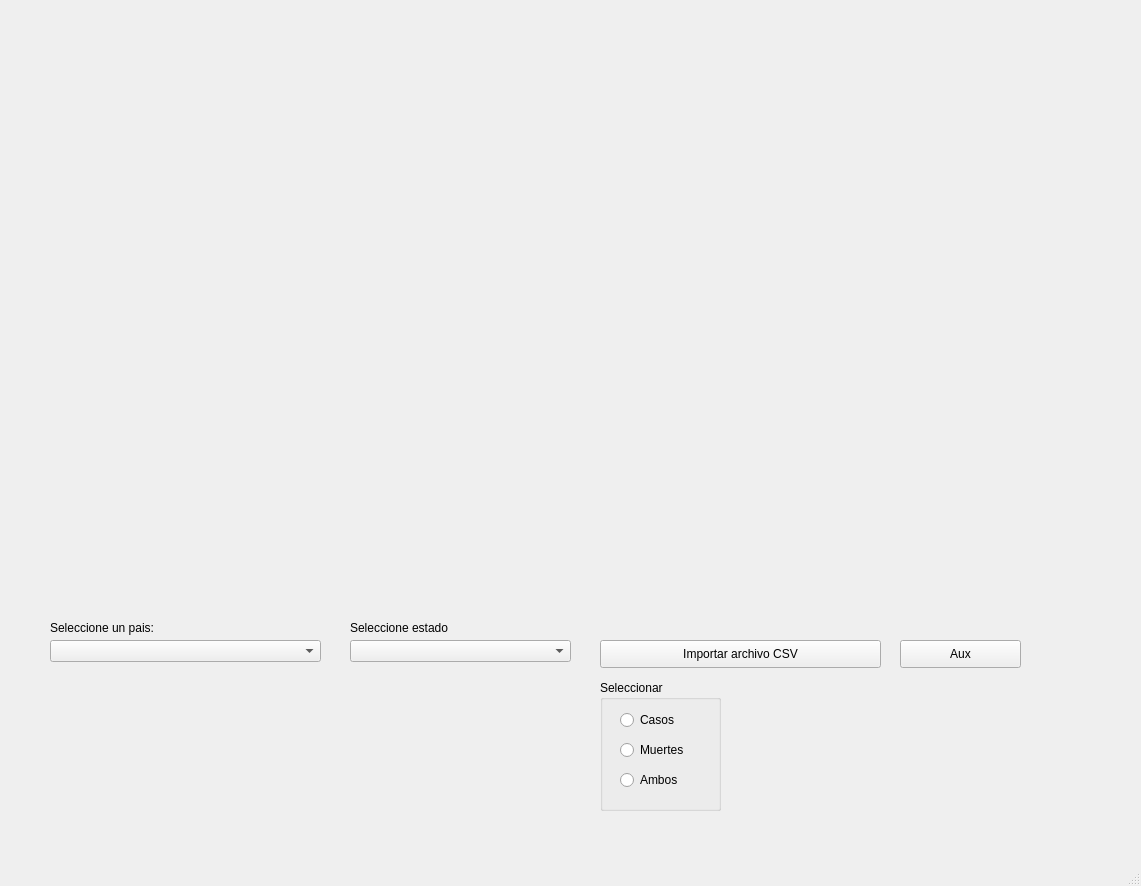
CristianGaona/Covid-19-python-QtDesigner, file src/appMain.ui: the form before one commit.
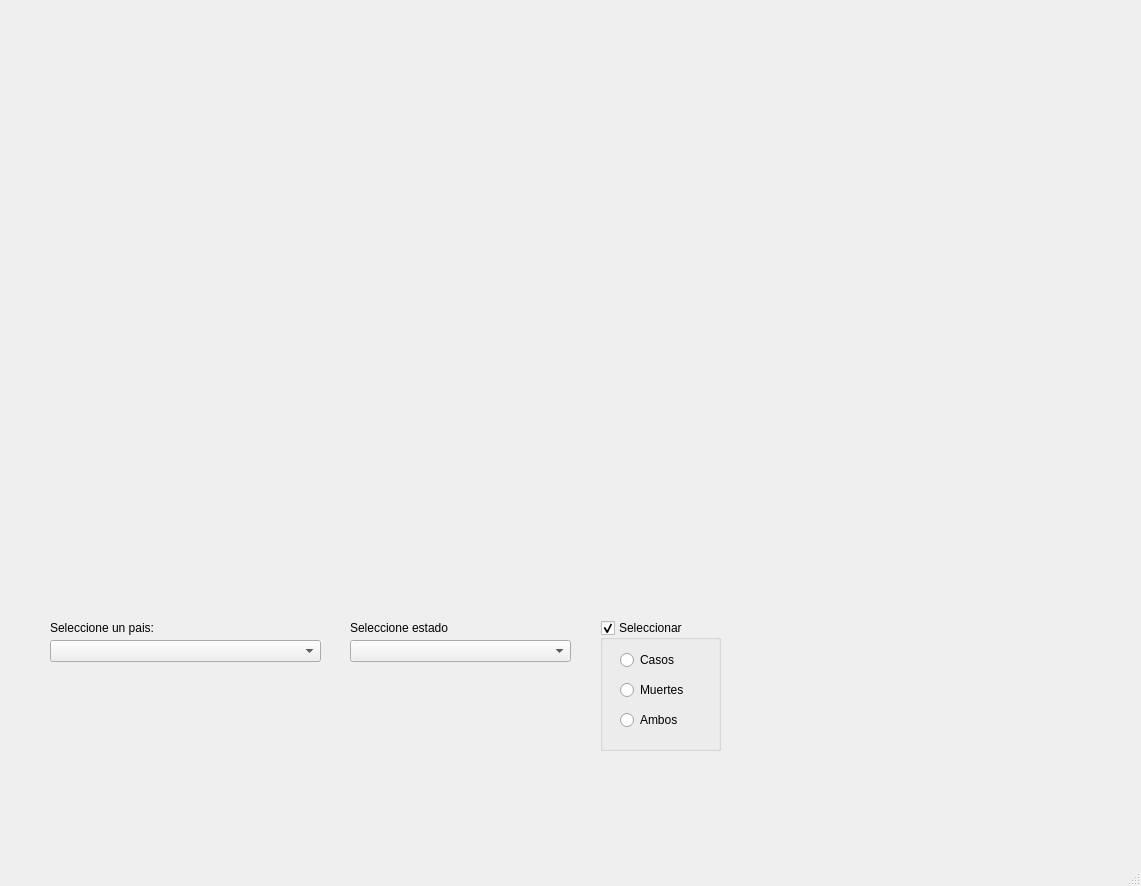
The form after the commit. Custom widgets are drawn as their Qt base class.

Commit message: Agregando gráficas de Estados por casos y muertes

```diff
--- a/src/appMain.ui
+++ b/src/appMain.ui
@@ -24,19 +24,6 @@
      </rect>
     </property>
    </widget>
-   <widget class="QPushButton" name="bntCargarCSV">
-    <property name="geometry">
-     <rect>
-      <x>600</x>
-      <y>640</y>
-      <width>281</width>
-      <height>28</height>
-     </rect>
-    </property>
-    <property name="text">
-     <string>Importar archivo CSV</string>
-    </property>
-   </widget>
    <widget class="QComboBox" name="comboBoxCountry">
     <property name="geometry">
      <rect>
@@ -60,24 +47,11 @@
      <string>Seleccione un pais:</string>
     </property>
    </widget>
-   <widget class="QPushButton" name="bntBoth">
-    <property name="geometry">
-     <rect>
-      <x>900</x>
-      <y>640</y>
-      <width>121</width>
-      <height>28</height>
-     </rect>
-    </property>
-    <property name="text">
-     <string>Aux</string>
-    </property>
-   </widget>
    <widget class="QGroupBox" name="groupBox">
     <property name="geometry">
      <rect>
       <x>600</x>
-      <y>680</y>
+      <y>620</y>
       <width>121</width>
       <height>131</height>
      </rect>
@@ -85,6 +59,9 @@
     <property name="title">
      <string>Seleccionar</string>
     </property>
+    <property name="checkable">
+     <bool>true</bool>
+    </property>
     <widget class="QRadioButton" name="radioButtonCasos">
      <property name="geometry">
       <rect>
@@ -97,6 +74,12 @@
      <property name="text">
       <string>Casos</string>
      </property>
+     <property name="checkable">
+      <bool>true</bool>
+     </property>
+     <property name="checked">
+      <bool>false</bool>
+     </property>
     </widget>
     <widget class="QRadioButton" name="radioButtonMuertes">
      <property name="geometry">
@@ -110,6 +93,12 @@
      <property name="text">
       <string>Muertes</string>
      </property>
+     <property name="checkable">
+      <bool>true</bool>
+     </property>
+     <property name="checked">
+      <bool>false</bool>
+     </property>
     </widget>
     <widget class="QRadioButton" name="radioButtonAmbos">
      <property name="geometry">
@@ -123,6 +112,9 @@
      <property name="text">
       <string>Ambos</string>
      </property>
+     <property name="checked">
+      <bool>false</bool>
+     </property>
     </widget>
    </widget>
    <widget class="QComboBox" name="comboBoxEstado">
```
The commit also changes 1 other file.
